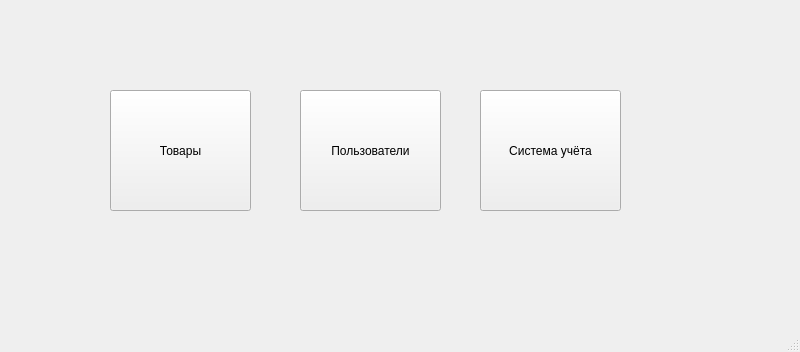
Above: intro_window.ui from BagrKonstantin/petshop before the change. Below: the same form after it.
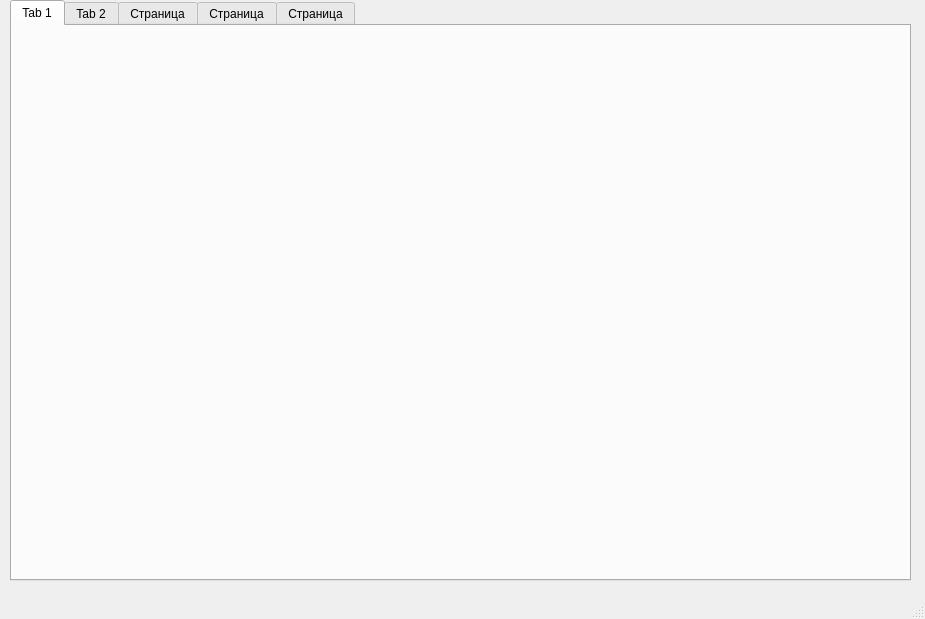
That is the form after the change.

What changed in the file:
```diff
--- a/intro_window.ui
+++ b/intro_window.ui
@@ -6,52 +6,51 @@
    <rect>
     <x>0</x>
     <y>0</y>
-    <width>800</width>
-    <height>352</height>
+    <width>925</width>
+    <height>619</height>
    </rect>
   </property>
   <property name="windowTitle">
    <string>MainWindow</string>
   </property>
   <widget class="QWidget" name="centralwidget">
-   <widget class="QPushButton" name="pushButton">
+   <widget class="QTabWidget" name="tabWidget">
     <property name="geometry">
      <rect>
-      <x>110</x>
-      <y>90</y>
-      <width>141</width>
-      <height>121</height>
+      <x>10</x>
+      <y>0</y>
+      <width>901</width>
+      <height>581</height>
      </rect>
     </property>
-    <property name="text">
-     <string>Товары</string>
+    <property name="currentIndex">
+     <number>0</number>
     </property>
-   </widget>
-   <widget class="QPushButton" name="pushButton_2">
-    <property name="geometry">
-     <rect>
-      <x>480</x>
-      <y>90</y>
-      <width>141</width>
-      <height>121</height>
-     </rect>
-    </property>
-    <property name="text">
-     <string>Система учёта</string>
-    </property>
-   </widget>
-   <widget class="QPushButton" name="pushButton_3">
-    <property name="geometry">
-     <rect>
-      <x>300</x>
-      <y>90</y>
-      <width>141</width>
-      <height>121</height>
-     </rect>
-    </property>
-    <property name="text">
-     <string>Пользователи</string>
-    </property>
+    <widget class="QWidget" name="tab">
+     <attribute name="title">
+      <string>Tab 1</string>
+     </attribute>
+    </widget>
+    <widget class="QWidget" name="tab_2">
+     <attribute name="title">
+      <string>Tab 2</string>
+     </attribute>
+    </widget>
+    <widget class="QWidget" name="tab_3">
+     <attribute name="title">
+      <string>Страница</string>
+     </attribute>
+    </widget>
+    <widget class="QWidget" name="tab_4">
+     <attribute name="title">
+      <string>Страница</string>
+     </attribute>
+    </widget>
+    <widget class="QWidget" name="tab_5">
+     <attribute name="title">
+      <string>Страница</string>
+     </attribute>
+    </widget>
    </widget>
   </widget>
   <widget class="QMenuBar" name="menubar">
```
Left out of the diff: 2 changed lines with no effect on the pictures.
